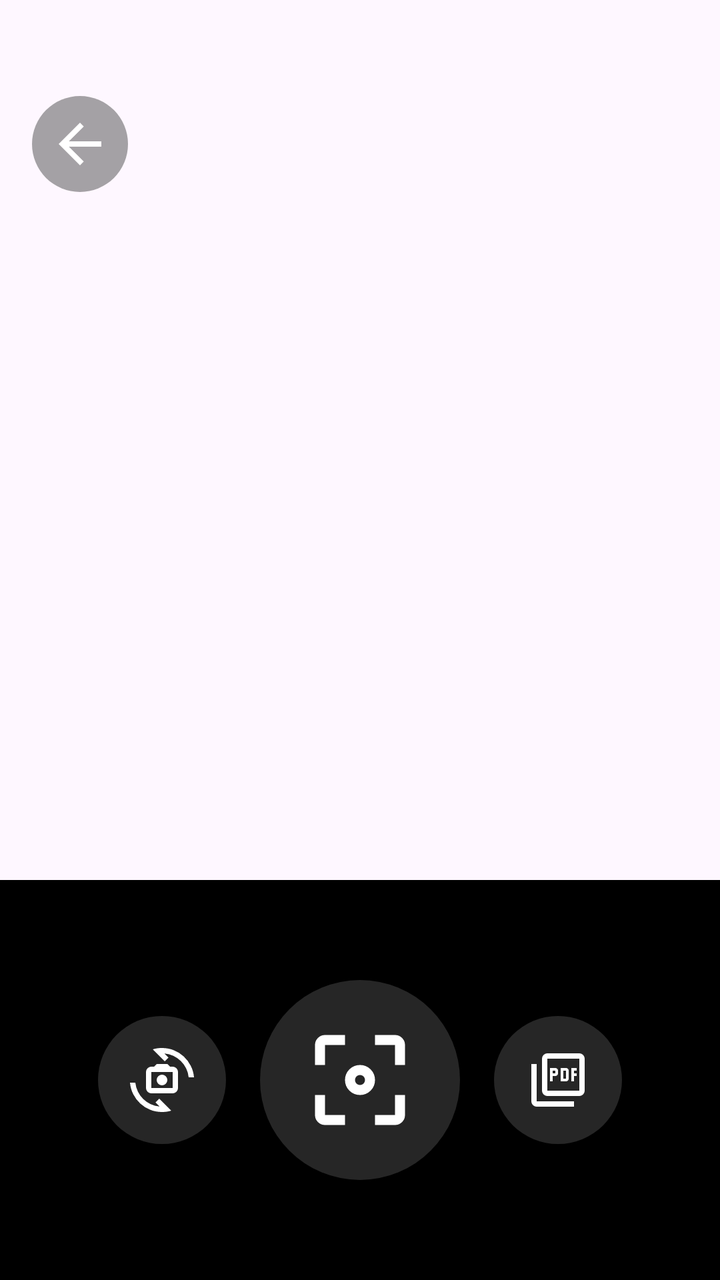
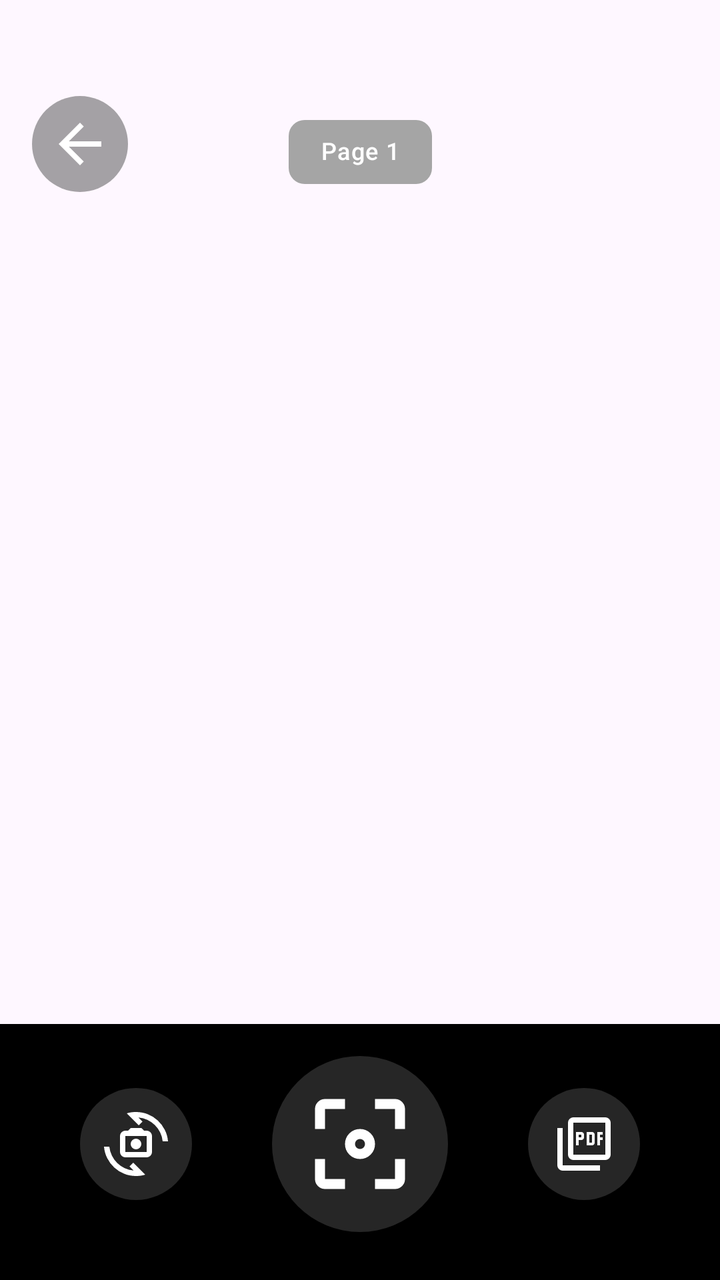

Before-and-after screenshots of an Android layout around one commit, followed by the original layout XML and the change that was made.
<!-- AndroidManifest.xml: application theme Theme.ScanOff -->
<!-- res/layout/camera_ui.xml -->
<?xml version="1.0" encoding="utf-8"?>

<androidx.constraintlayout.widget.ConstraintLayout xmlns:android="http://schemas.android.com/apk/res/android"
    xmlns:app="http://schemas.android.com/apk/res-auto"
    android:id="@+id/camera_ui_container"
    android:layout_width="match_parent"
    android:layout_height="match_parent"
    android:layoutDirection="ltr">

    <com.google.android.material.button.MaterialButton
        android:id="@+id/back_button"
        android:layout_width="48dp"
        android:layout_height="48dp"
        android:layout_marginTop="48dp"
        android:layout_marginStart="16dp"
        app:icon="@drawable/ic_arrow_back_24px"
        app:iconTint="@color/white"
        app:backgroundTint="@color/gray_overlay"
        app:layout_constraintTop_toTopOf="parent"
        app:layout_constraintStart_toStartOf="parent"
        style="@style/Widget.ScanOff.CircularButton" />

    <LinearLayout
        android:layout_width="match_parent"
        android:layout_height="wrap_content"
        android:orientation="horizontal"
        android:gravity="center_vertical"
        app:layout_constraintBottom_toBottomOf="parent"
        app:layout_constraintLeft_toLeftOf="parent"
        android:background="@color/black"
        android:minHeight="200dp">

        <Space
            android:layout_width="0dp"
            android:layout_height="1dp"
            android:layout_weight="1" >
        </Space>

        <com.google.android.material.button.MaterialButton
            android:id="@+id/camera_switch_button"
            android:layout_width="64dp"
            android:layout_height="64dp"
            android:layout_marginStart="32dp"
            app:icon="@drawable/cameraswitch_24px"
            app:iconTint="@color/white"
            app:backgroundTint="@color/gray_overlay"
            style="@style/Widget.ScanOff.CircularButton" />

        <Space
            android:layout_width="0dp"
            android:layout_height="1dp"
            android:layout_weight="1" >
        </Space>

        <com.google.android.material.button.MaterialButton
            android:id="@+id/camera_capture_button"
            android:layout_width="100dp"
            android:layout_height="100dp"
            app:icon="@drawable/filter_center_focus_24px"
            app:iconTint="@color/white"
            app:backgroundTint="@color/gray_overlay"
            style="@style/Widget.ScanOff.CircularButton.Large" />

        <Space
            android:layout_width="0dp"
            android:layout_height="1dp"
            android:layout_weight="1" >
        </Space>

        <com.google.android.material.button.MaterialButton
            android:id="@+id/pdf_convert_button"
            android:layout_width="64dp"
            android:layout_height="64dp"
            android:layout_marginEnd="32dp"
            app:icon="@drawable/picture_as_pdf_24px"
            app:iconTint="@color/white"
            app:backgroundTint="@color/gray_overlay"
            style="@style/Widget.ScanOff.CircularButton" />

        <Space
            android:layout_width="0dp"
            android:layout_height="1dp"
            android:layout_weight="1" >
        </Space>
    </LinearLayout>

    
    <FrameLayout
        android:id="@+id/pdf_loading_overlay"
        android:layout_width="match_parent"
        android:layout_height="match_parent"
        android:visibility="gone"
        android:background="@color/black_semi_transparent">

        <ProgressBar
            android:id="@+id/pdf_loading_spinner"
            android:layout_width="80dp"
            android:layout_height="80dp"
            android:layout_gravity="center"
            android:indeterminate="true"
            android:indeterminateTint="@color/white" />
    </FrameLayout>
</androidx.constraintlayout.widget.ConstraintLayout>
<!-- resources referenced by this layout -->
<resources>
  <color name="black">#FF000000</color>
  <color name="black_semi_transparent">#99000000</color>
  <color name="gray_overlay">#804D4D4D</color>
  <color name="white">#FFFFFFFF</color>
  <!-- drawable cameraswitch_24px (drawable) -->
  <vector xmlns:android="http://schemas.android.com/apk/res/android"
      android:width="24dp"
      android:height="24dp"
      android:viewportWidth="960"
      android:viewportHeight="960">
    <path
        android:pathData="M320,680q-33,0 -56.5,-23.5T240,600v-240q0,-33 23.5,-56.5T320,280h40l40,-40h160l40,40h40q33,0 56.5,23.5T720,360v240q0,33 -23.5,56.5T640,680L320,680ZM320,600h320v-240L320,360v240ZM480,560q33,0 56.5,-23.5T560,480q0,-33 -23.5,-56.5T480,400q-33,0 -56.5,23.5T400,480q0,33 23.5,56.5T480,560ZM342,20q34,-11 68.5,-15.5T480,0q94,0 177.5,33.5t148,93Q870,186 911,266.5T960,440h-80q-7,-72 -38,-134.5t-79.5,-110Q714,148 651,118t-135,-36l62,62 -56,56 -180,-180ZM618,940Q584,951 549.5,955.5T480,960q-94,0 -177.5,-33.5t-148,-93Q90,774 49,693.5T0,520h80q8,72 38.5,134.5t79,110Q246,812 309,842t135,36l-62,-62 56,-56L618,940ZM480,480Z"
        android:fillColor="#e3e3e3"/>
  </vector>
  <!-- drawable filter_center_focus_24px (drawable) -->
  <vector xmlns:android="http://schemas.android.com/apk/res/android"
      android:width="24dp"
      android:height="24dp"
      android:viewportWidth="960"
      android:viewportHeight="960">
    <path
        android:pathData="M480,600q-50,0 -85,-35t-35,-85q0,-50 35,-85t85,-35q50,0 85,35t35,85q0,50 -35,85t-85,35ZM480,520q17,0 28.5,-11.5T520,480q0,-17 -11.5,-28.5T480,440q-17,0 -28.5,11.5T440,480q0,17 11.5,28.5T480,520ZM200,840q-33,0 -56.5,-23.5T120,760v-160h80v160h160v80L200,840ZM600,840v-80h160v-160h80v160q0,33 -23.5,56.5T760,840L600,840ZM120,360v-160q0,-33 23.5,-56.5T200,120h160v80L200,200v160h-80ZM760,360v-160L600,200v-80h160q33,0 56.5,23.5T840,200v160h-80Z"
        android:fillColor="#e3e3e3"/>
  </vector>
  <!-- drawable ic_arrow_back_24px (drawable) -->
  <vector xmlns:android="http://schemas.android.com/apk/res/android"
      android:width="24dp"
      android:height="24dp"
      android:viewportWidth="24"
      android:viewportHeight="24">
      <path
          android:fillColor="#FFFFFF"
          android:pathData="M20,11H7.83l5.59-5.59L12,4l-8,8l8,8l1.41-1.41L7.83,13H20V11z"/>
  </vector>
  <style name="Widget.ScanOff.CircularButton" parent="Widget.Material3.Button">
          <item name="android:background">@drawable/circle_background</item>
          <item name="android:insetTop">0dp</item>
          <item name="android:insetBottom">0dp</item>
          <item name="android:padding">0dp</item>
          <item name="android:stateListAnimator">@null</item>
          <item name="android:gravity">center</item>
          <item name="iconSize">32dp</item>
          <item name="iconGravity">textStart</item>
          <item name="iconPadding">0dp</item>
      </style>
  <style name="Widget.ScanOff.CircularButton.Large" parent="Widget.ScanOff.CircularButton">
          <item name="iconSize">60dp</item>
      </style>
  <style name="Theme.ScanOff" parent="Base.Theme.ScanOff" />
  <!-- drawable circle_background (drawable) -->
  <?xml version="1.0" encoding="utf-8"?>
  
  <shape xmlns:android="http://schemas.android.com/apk/res/android"
      android:shape="oval">
      <solid />
  </shape>
  <style name="Base.Theme.ScanOff" parent="Theme.Material3.DayNight.NoActionBar">
          
          <item name="colorPrimary">@color/light_blue_900</item>
          <item name="colorOnPrimary">@color/white</item>
          <item name="colorPrimaryContainer">@color/light_blue_900</item>
          <item name="colorSurface">@color/white</item>
          <item name="colorOnSurface">@color/black</item>
      </style>
  <color name="light_blue_900">#FF01579B</color>
  <!-- unchanged entries left out for length: 1 -->
</resources>

<!-- the commit's change to res/layout/camera_ui.xml (unified diff, before → after) -->
@@ -1,87 +1,111 @@
 <?xml version="1.0" encoding="utf-8"?>
-
-<androidx.constraintlayout.widget.ConstraintLayout xmlns:android="http://schemas.android.com/apk/res/android"
+<androidx.constraintlayout.widget.ConstraintLayout
+    xmlns:android="http://schemas.android.com/apk/res/android"
     xmlns:app="http://schemas.android.com/apk/res-auto"
     android:id="@+id/camera_ui_container"
     android:layout_width="match_parent"
     android:layout_height="match_parent"
     android:layoutDirection="ltr">
 
+    
     <com.google.android.material.button.MaterialButton
         android:id="@+id/back_button"
+        style="@style/Widget.ScanOff.CircularButton"
         android:layout_width="48dp"
         android:layout_height="48dp"
         android:layout_marginTop="48dp"
         android:layout_marginStart="16dp"
+        android:contentDescription="@string/previous"
         app:icon="@drawable/ic_arrow_back_24px"
         app:iconTint="@color/white"
         app:backgroundTint="@color/gray_overlay"
         app:layout_constraintTop_toTopOf="parent"
+        app:layout_constraintStart_toStartOf="parent" />
+
+    
+    <com.google.android.material.chip.Chip
+        android:id="@+id/page_counter_chip"
+        style="@style/Widget.Material3.Chip.Assist"
+        android:layout_width="wrap_content"
+        android:layout_height="wrap_content"
+        android:layout_marginTop="52dp"
+        android:text="Page 1"
+        android:textAppearance="?attr/textAppearanceLabelMedium"
+        android:textColor="@color/white"
+        app:chipBackgroundColor="@color/gray_overlay"
+        app:chipStrokeWidth="0dp"
+        app:layout_constraintTop_toTopOf="parent"
         app:layout_constraintStart_toStartOf="parent"
-        style="@style/Widget.ScanOff.CircularButton" />
+        app:layout_constraintEnd_toEndOf="parent"
+        tools:ignore="HardcodedText"
+        xmlns:tools="http://schemas.android.com/tools" />
 
+    
     <LinearLayout
         android:layout_width="match_parent"
         android:layout_height="wrap_content"
         android:orientation="horizontal"
         android:gravity="center_vertical"
+        android:background="@color/black"
+        android:minHeight="120dp"
+        android:paddingTop="16dp"
+        android:paddingBottom="24dp"
         app:layout_constraintBottom_toBottomOf="parent"
-        app:layout_constraintLeft_toLeftOf="parent"
-        android:background="@color/black"
-        android:minHeight="200dp">
+        app:layout_constraintStart_toStartOf="parent">
 
         <Space
             android:layout_width="0dp"
             android:layout_height="1dp"
-            android:layout_weight="1" >
-        </Space>
+            android:layout_weight="1" />
 
+        
         <com.google.android.material.button.MaterialButton
             android:id="@+id/camera_switch_button"
-            android:layout_width="64dp"
-            android:layout_height="64dp"
-            android:layout_marginStart="32dp"
+            style="@style/Widget.ScanOff.CircularButton"
+            android:layout_width="56dp"
+            android:layout_height="56dp"
+            android:contentDescription="@string/nav_scan"
             app:icon="@drawable/cameraswitch_24px"
             app:iconTint="@color/white"
-            app:backgroundTint="@color/gray_overlay"
-            style="@style/Widget.ScanOff.CircularButton" />
+            app:backgroundTint="@color/gray_overlay" />
 
         <Space
             android:layout_width="0dp"
             android:layout_height="1dp"
-            android:layout_weight="1" >
-        </Space>
+            android:layout_weight="1" />
 
+        
         <com.google.android.material.button.MaterialButton
             android:id="@+id/camera_capture_button"
-            android:layout_width="100dp"
-            android:layout_height="100dp"
+            style="@style/Widget.ScanOff.CircularButton.Large"
+            android:layout_width="88dp"
+            android:layout_height="88dp"
+            android:contentDescription="@string/action_scan_doc"
             app:icon="@drawable/filter_center_focus_24px"
             app:iconTint="@color/white"
-            app:backgroundTint="@color/gray_overlay"
-            style="@style/Widget.ScanOff.CircularButton.Large" />
+            app:backgroundTint="@color/gray_overlay" />
 
         <Space
             android:layout_width="0dp"
             android:layout_height="1dp"
-            android:layout_weight="1" >
-        </Space>
+            android:layout_weight="1" />
 
+        
         <com.google.android.material.button.MaterialButton
             android:id="@+id/pdf_convert_button"
-            android:layout_width="64dp"
-            android:layout_height="64dp"
-            android:layout_marginEnd="32dp"
+            style="@style/Widget.ScanOff.CircularButton"
+            android:layout_width="56dp"
+            android:layout_height="56dp"
+            android:contentDescription="@string/action_create_pdf"
             app:icon="@drawable/picture_as_pdf_24px"
             app:iconTint="@color/white"
-            app:backgroundTint="@color/gray_overlay"
-            style="@style/Widget.ScanOff.CircularButton" />
+            app:backgroundTint="@color/gray_overlay" />
 
         <Space
             android:layout_width="0dp"
             android:layout_height="1dp"
-            android:layout_weight="1" >
-        </Space>
+            android:layout_weight="1" />
+
     </LinearLayout>
 
     
@@ -90,14 +114,20 @@
         android:layout_width="match_parent"
         android:layout_height="match_parent"
         android:visibility="gone"
-        android:background="@color/black_semi_transparent">
+        android:background="@color/black_semi_transparent"
+        app:layout_constraintTop_toTopOf="parent"
+        app:layout_constraintBottom_toBottomOf="parent"
+        app:layout_constraintStart_toStartOf="parent"
+        app:layout_constraintEnd_toEndOf="parent">
 
         <ProgressBar
             android:id="@+id/pdf_loading_spinner"
-            android:layout_width="80dp"
-            android:layout_height="80dp"
+            android:layout_width="72dp"
+            android:layout_height="72dp"
             android:layout_gravity="center"
             android:indeterminate="true"
             android:indeterminateTint="@color/white" />
+
     </FrameLayout>
+
 </androidx.constraintlayout.widget.ConstraintLayout>
<!-- resource entries referenced after the edit -->
@@ -34,6 +34,10 @@
           android:fillColor="#FFFFFF"
           android:pathData="M20,11H7.83l5.59-5.59L12,4l-8,8l8,8l1.41-1.41L7.83,13H20V11z"/>
   </vector>
+  <string name="action_create_pdf">Create PDF</string>
+  <string name="action_scan_doc">Scan Doc</string>
+  <string name="nav_scan">Scan</string>
+  <string name="previous">Previous</string>
   <style name="Widget.ScanOff.CircularButton" parent="Widget.Material3.Button">
           <item name="android:background">@drawable/circle_background</item>
           <item name="android:insetTop">0dp</item>
